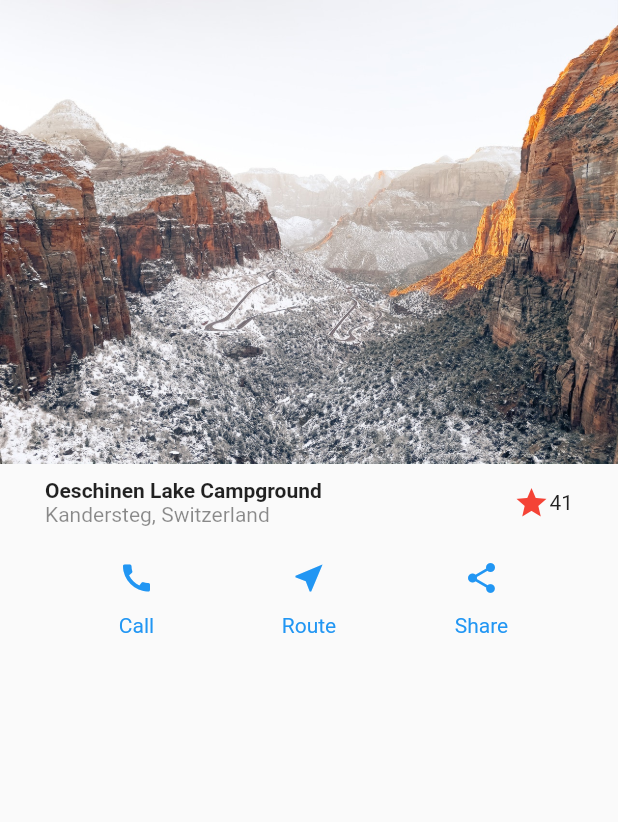
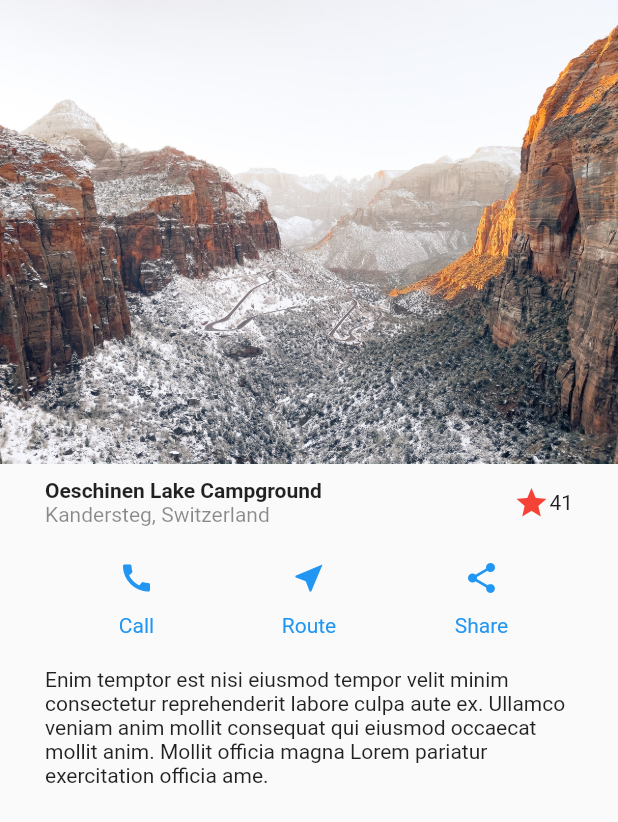
Before and after one commit to andres-mestra/design-flutter, a Flutter app: the screen it shows after launch, on a phone screen of 412 x 824 dp. Shown: the top 822 px of the screen. Run offline on Flutter 3.47's test engine with Material 2 defaults, Android fonts, the phone set to English and light mode, and no system bars.

Commit message:
feat: basic design description

```diff
--- a/lib/src/screens/basic_design.dart
+++ b/lib/src/screens/basic_design.dart
@@ -7,13 +7,19 @@ class BasicDesignScreen extends StatelessWidget {
   Widget build(BuildContext context) {
     return Scaffold(
       body: Column(
-        children: const [
+        children: [
           //Image
-          Image(image: AssetImage('assets/landscape.jpg')),
+          const Image(image: AssetImage('assets/landscape.jpg')),
           //Title
-          Title(),
+          const Title(),
           //Botton Section
-          BottonSection()
+          const BottonSection(),
+          //Description
+          Container(
+            margin: const EdgeInsets.symmetric(horizontal: 30, vertical: 20),
+            child: const Text(
+                'Enim temptor est nisi eiusmod tempor velit minim consectetur reprehenderit labore culpa aute ex. Ullamco veniam anim mollit consequat qui eiusmod occaecat mollit anim. Mollit officia magna Lorem pariatur exercitation officia ame.'),
+          ),
         ],
       ),
     );
```
